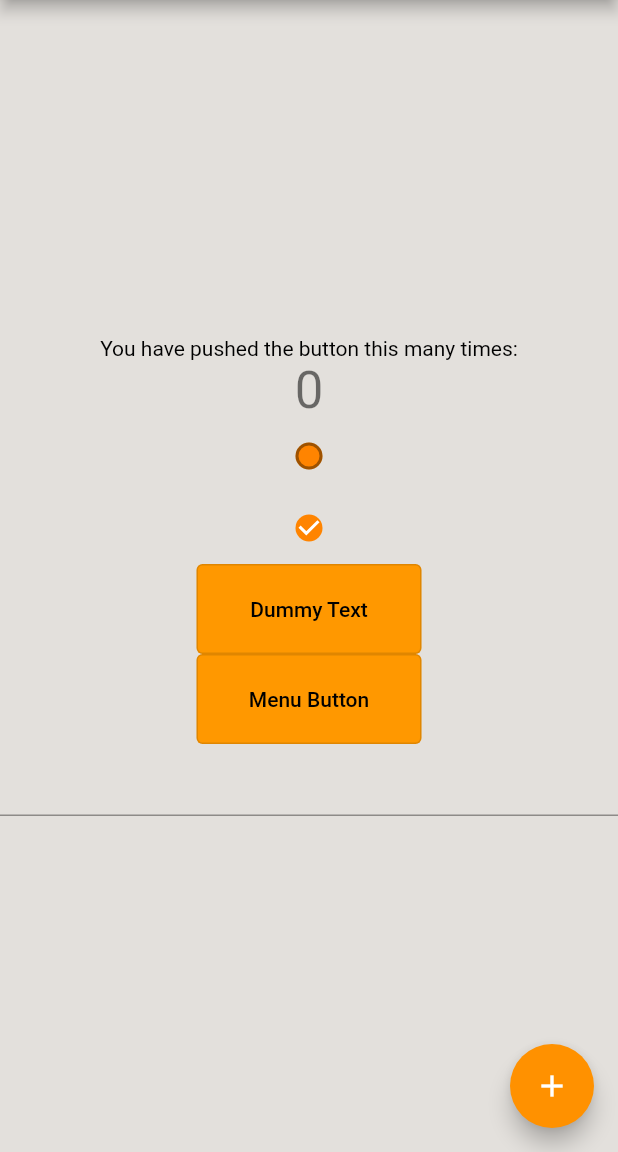
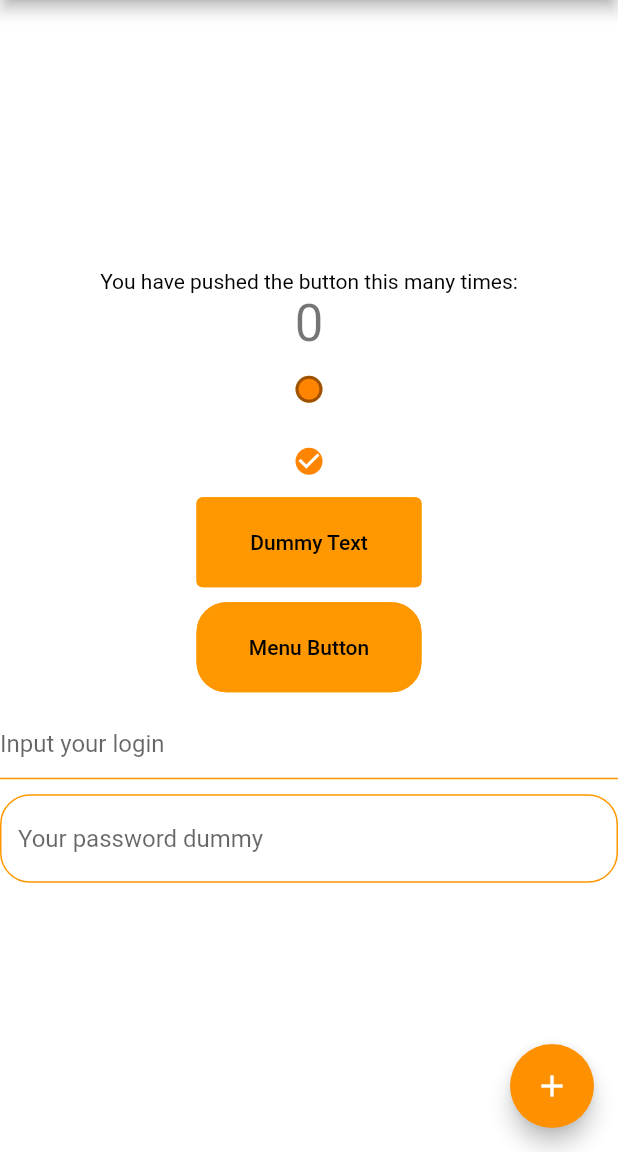
Before and after one commit to ElFov/flutter_kiva_theme, a Flutter app: the screen it shows after launch, on a phone screen of 412 x 824 dp, the part 84-1236 px from its top. Run offline on Flutter 3.47's test engine with Material 2 defaults, Android fonts, the phone set to English and light mode, and no system bars.

Commit message:
Added Textfields TODO, fix buttons and add dropdowns

```diff
--- a/lib/main.dart
+++ b/lib/main.dart
@@ -94,9 +94,21 @@ class _MyHomePageState extends State<MyHomePage> {
             ),
             const Checkbox(value: false, onChanged: null),
             const Checkbox(value: true, onChanged: null),
-            KivaTheme().KivaDefaultButton(() {}, 'Dummy Text'),
-            KivaTheme().KivaMenuButton(() {}, 'Menu Button'),
-            const TextField(),
+            KivaTheme().KivaButtonCfg(() {}, 'Dummy Text', typeButton.classic),
+            const SizedBox(
+              height: 10.0,
+            ),
+            KivaTheme().KivaButtonCfg(() {}, 'Menu Button', typeButton.round),
+            const SizedBox(
+              height: 10.0,
+            ),
+            KivaTheme().KivaTextFieldCfg(
+                'Input your login', false, typeTextField.simple),
+            const SizedBox(
+              height: 10.0,
+            ),
+            KivaTheme().KivaTextFieldCfg(
+                'Your password dummy', true, typeTextField.boxed),
           ],
         ),
       ),
--- a/lib/view/themes/kiva_theme.dart
+++ b/lib/view/themes/kiva_theme.dart
@@ -4,6 +4,8 @@ import 'package:flutter_kiva_theme/view/themes/kiva_theme_const.dart';
 
 //Enum
 enum typeButton { classic, round }
+
+enum typeTextField { simple, boxed }
 
 class KivaTheme {
   //Colors
@@ -30,11 +32,10 @@ class KivaTheme {
           fillColor: MaterialStateProperty.all(kCheckBoxFillColor),
           overlayColor: MaterialStateProperty.all(kCheckBoxOverlayColor),
           shape: const CircleBorder()),
-  );
+      focusColor: kMainColor);
 
   //Widget
   //OutlinedButton
-//TODO Finish refactacoring the buttons.
   OutlinedButton KivaButtonCfg(
       VoidCallback logic, String data, typeButton selected) {
     return OutlinedButton(
@@ -43,10 +44,13 @@ class KivaTheme {
         backgroundColor: MaterialStateProperty.all(kMainColor),
         fixedSize: MaterialStateProperty.all(
             const Size(kMainButtonWidth, kMainButtonHeight)),
-        shape: selected == typeButton.classic
+        shape: selected == typeButton.round
             ? MaterialStateProperty.all(RoundedRectangleBorder(
-                borderRadius: BorderRadius.circular(20.0)))
+                borderRadius: BorderRadius.circular(kMainButtonCircular)))
             : null,
+        overlayColor: MaterialStateProperty.all(kFloatActionButtonHoverColor),
+        side: MaterialStateProperty.all(
+            const BorderSide(width: kMainButtonBorderWidth, color: kMainColor)),
       ),
       child: Center(
         child: Text(
@@ -57,7 +61,58 @@ class KivaTheme {
     );
   }
 
-  OutlinedButton KivaDefaultButton(VoidCallback logic, String data) {
+  //TextField
+  TextField KivaTextFieldCfg(
+      String hintText, bool isPassword, typeTextField selected) {
+    return TextField(
+      decoration: InputDecoration(
+        hintText: hintText,
+        border: selected == typeTextField.boxed
+            ? const OutlineInputBorder(
+                borderRadius:
+                    BorderRadius.all(Radius.circular(kMainButtonCircular)),
+                borderSide: BorderSide(
+                    color: kMainColor,
+                    width: kTextFieldBorderWidth,
+                    style: BorderStyle.solid),
+              )
+            : null,
+        enabledBorder: selected == typeTextField.boxed
+            ? const OutlineInputBorder(
+                borderRadius:
+                    BorderRadius.all(Radius.circular(kMainButtonCircular)),
+                borderSide: BorderSide(
+                    color: kMainColor,
+                    width: kMainButtonBorderWidth,
+                    style: BorderStyle.solid),
+              )
+            : const UnderlineInputBorder(
+                borderSide: BorderSide(
+                    color: kMainColor,
+                    width: kMainButtonBorderWidth,
+                    style: BorderStyle.solid),
+              ),
+        focusedBorder: selected == typeTextField.boxed
+            ? const OutlineInputBorder(
+                borderRadius:
+                    BorderRadius.all(Radius.circular(kMainButtonCircular)),
+                borderSide: BorderSide(
+                    color: kMainColor,
+                    width: kTextFieldBorderWidth,
+                    style: BorderStyle.solid),
+              )
+            : const UnderlineInputBorder(
+                borderSide: BorderSide(
+                    color: kMainColor,
+                    width: kTextFieldBorderWidth,
+                    style: BorderStyle.solid),
+              ),
+      ),
+      obscureText: isPassword == true ? true : false,
+    );
+  }
+
+  /* OutlinedButton KivaDefaultButton(VoidCallback logic, String data) {
     return OutlinedButton(
       onPressed: logic,
       style: ButtonStyle(
@@ -110,5 +165,5 @@ class KivaTheme {
         ),
       ),
     );
+  }*/
 }
-}
--- a/lib/view/themes/kiva_theme_const.dart
+++ b/lib/view/themes/kiva_theme_const.dart
@@ -3,7 +3,7 @@ import 'package:flutter/material.dart';
 
 //Colors
 const Color kMainColor = Colors.orange;
-const Color kAppBackgroundColor = Color.fromARGB(255, 227, 224, 220);
+const Color kAppBackgroundColor = Colors.white;
 const Color kBodyColorText = Colors.black;
 const Color kFloatActionButtonColor = Color.fromARGB(255, 255, 145, 0);
 const Color kFloatActionButtonHoverColor = Color.fromARGB(255, 255, 200, 133);
@@ -13,3 +13,6 @@ const Color kCheckBoxOverlayColor = Colors.black;
 //Widths and Heights
 const double kMainButtonWidth = 150.0;
 const double kMainButtonHeight = 60.0;
+const double kMainButtonCircular = 20.0;
+const double kMainButtonBorderWidth = 1.0;
+const double kTextFieldBorderWidth = 5.0;
```
Lines whose indentation alone changed are shown as unchanged.
